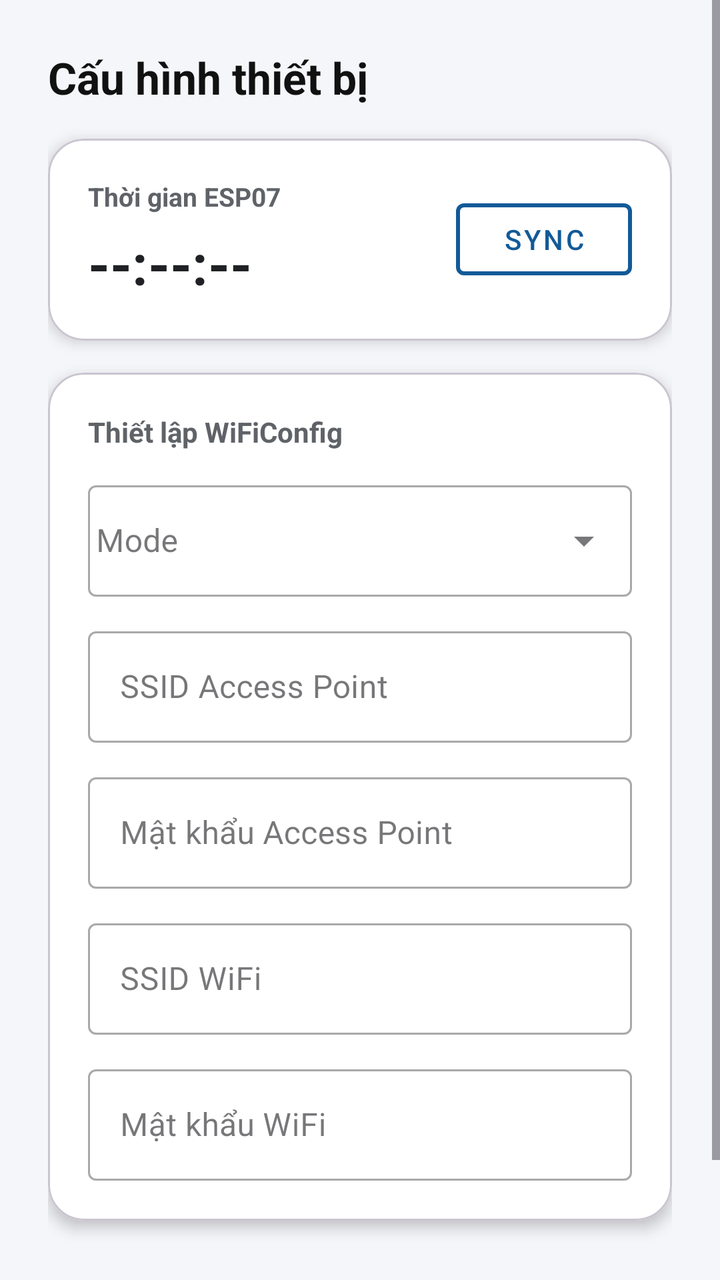
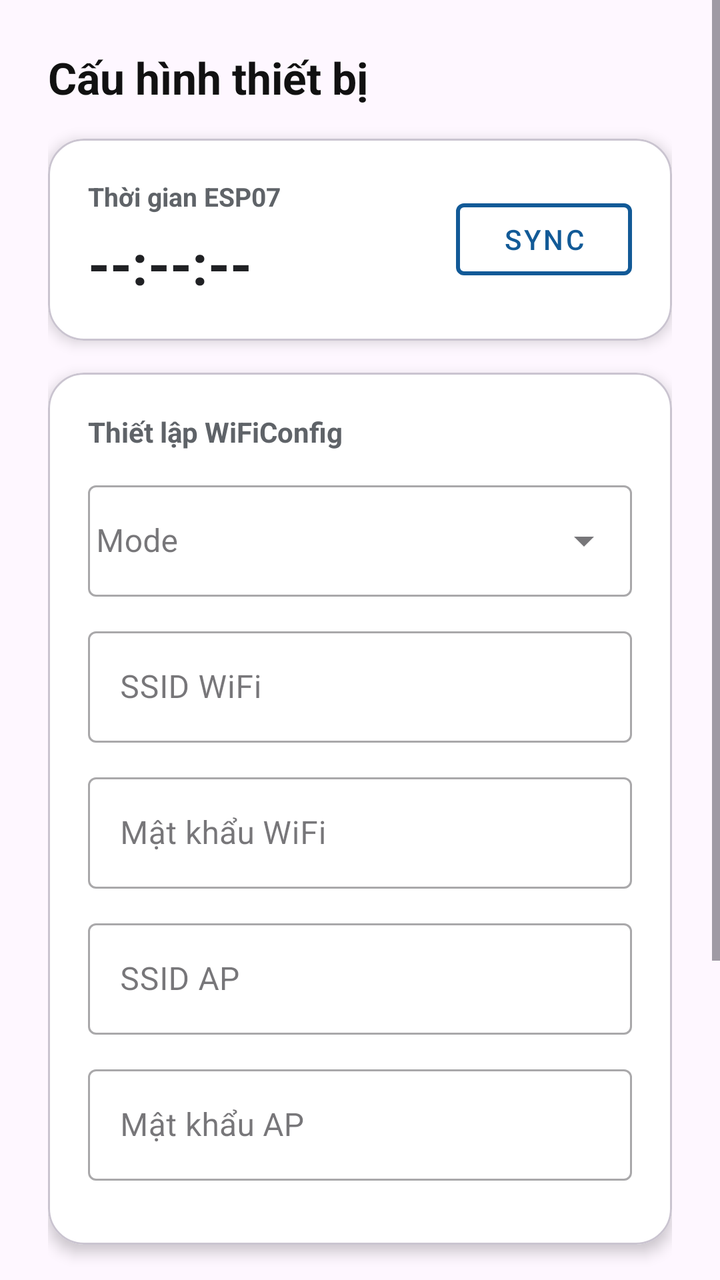

Before-and-after screenshots of an Android layout around one commit, followed by the original layout XML and the change that was made.
<!-- AndroidManifest.xml: application theme Theme.RoomFreshener -->
<!-- res/layout/fragment_setting.xml -->
<?xml version="1.0" encoding="utf-8"?>
<ScrollView
    xmlns:android="http://schemas.android.com/apk/res/android"
    xmlns:app="http://schemas.android.com/apk/res-auto"
    android:layout_width="match_parent"
    android:layout_height="match_parent">
    <LinearLayout
        android:layout_width="match_parent"
        android:layout_height="match_parent">
        <androidx.constraintlayout.widget.ConstraintLayout

            android:layout_width="match_parent"
            android:layout_height="match_parent"
            android:background="#F5F6FA"
            android:padding="24dp">

            <TextView
                android:id="@+id/tvSettingHeader"
                android:layout_width="wrap_content"
                android:layout_height="wrap_content"
                android:text="Cấu hình thiết bị"
                android:textColor="#111111"
                android:textSize="22sp"
                android:textStyle="bold"
                app:layout_constraintStart_toStartOf="parent"
                app:layout_constraintTop_toTopOf="parent" />

            <com.google.android.material.card.MaterialCardView
                android:id="@+id/timeCard"
                android:layout_width="0dp"
                android:layout_height="wrap_content"
                android:layout_marginTop="16dp"
                app:cardBackgroundColor="#FFFFFFFF"
                app:cardCornerRadius="18dp"
                app:cardElevation="4dp"
                app:layout_constraintEnd_toEndOf="parent"
                app:layout_constraintStart_toStartOf="parent"
                app:layout_constraintTop_toBottomOf="@id/tvSettingHeader">

                <LinearLayout
                    android:layout_width="match_parent"
                    android:layout_height="wrap_content"
                    android:gravity="center_vertical"
                    android:orientation="horizontal"
                    android:padding="20dp">

                    <LinearLayout
                        android:layout_width="0dp"
                        android:layout_height="wrap_content"
                        android:layout_weight="1"
                        android:orientation="vertical">

                        <TextView
                            android:layout_width="wrap_content"
                            android:layout_height="wrap_content"
                            android:text="Thời gian ESP07"
                            android:textColor="#5F6368"
                            android:textSize="13sp"
                            android:textStyle="bold" />

                        <TextView
                            android:id="@+id/tvEspTimestamp"
                            android:layout_width="wrap_content"
                            android:layout_height="wrap_content"
                            android:layout_marginTop="6dp"
                            android:text="--:--:--"
                            android:textColor="#202124"
                            android:textSize="28sp"
                            android:textStyle="bold" />
                    </LinearLayout>

                    <com.google.android.material.button.MaterialButton
                        android:id="@+id/btnSyncTime"
                        style="@style/Widget.MaterialComponents.Button.OutlinedButton"
                        android:layout_width="wrap_content"
                        android:layout_height="wrap_content"
                        android:text="SYNC"
                        android:textAllCaps="false"
                        android:textColor="#125A97"
                        app:strokeColor="#125A97"
                        app:strokeWidth="2dp" />
                </LinearLayout>
            </com.google.android.material.card.MaterialCardView>

            <com.google.android.material.card.MaterialCardView
                android:id="@+id/configCard"
                android:layout_width="0dp"
                android:layout_height="wrap_content"
                android:layout_marginTop="16dp"
                app:cardBackgroundColor="#FFFFFFFF"
                app:cardCornerRadius="18dp"
                app:cardElevation="4dp"
                app:layout_constraintEnd_toEndOf="parent"
                app:layout_constraintStart_toStartOf="parent"
                app:layout_constraintTop_toBottomOf="@id/timeCard">

                <LinearLayout
                    android:layout_width="match_parent"
                    android:layout_height="wrap_content"
                    android:orientation="vertical"
                    android:padding="20dp">

                    <TextView
                        android:layout_width="wrap_content"
                        android:layout_height="wrap_content"
                        android:layout_marginBottom="12dp"
                        android:text="Thiết lập WiFiConfig"
                        android:textColor="#5F6368"
                        android:textSize="14sp"
                        android:textStyle="bold" />

                    <com.google.android.material.textfield.TextInputLayout
                        android:id="@+id/inputModeLayout"
                        style="@style/Widget.MaterialComponents.TextInputLayout.OutlinedBox.ExposedDropdownMenu"
                        android:layout_width="match_parent"
                        android:layout_height="wrap_content"
                        android:layout_marginBottom="12dp"
                        android:hint="Mode">

                        <com.google.android.material.textfield.MaterialAutoCompleteTextView
                            android:id="@+id/etMode"
                            android:layout_width="match_parent"
                            android:layout_height="wrap_content"
                            android:inputType="none"
                            android:importantForAutofill="noExcludeDescendants"
                            android:paddingHorizontal="4dp" />
                    </com.google.android.material.textfield.TextInputLayout>

                    <com.google.android.material.textfield.TextInputLayout
                        android:id="@+id/inputSsidApLayout"
                        style="@style/Widget.MaterialComponents.TextInputLayout.OutlinedBox"
                        android:layout_width="match_parent"
                        android:layout_height="wrap_content"
                        android:layout_marginBottom="12dp"
                        android:hint="SSID Access Point">

                        <com.google.android.material.textfield.TextInputEditText
                            android:id="@+id/etSsidAp"
                            android:layout_width="match_parent"
                            android:layout_height="wrap_content"
                            android:singleLine="true" />
                    </com.google.android.material.textfield.TextInputLayout>

                    <com.google.android.material.textfield.TextInputLayout
                        android:id="@+id/inputPasswordApLayout"
                        style="@style/Widget.MaterialComponents.TextInputLayout.OutlinedBox"
                        android:layout_width="match_parent"
                        android:layout_height="wrap_content"
                        android:layout_marginBottom="12dp"
                        android:hint="Mật khẩu Access Point">

                        <com.google.android.material.textfield.TextInputEditText
                            android:id="@+id/etPasswordAp"
                            android:layout_width="match_parent"
                            android:layout_height="wrap_content"
                            android:singleLine="true"
                            android:inputType="textPassword" />
                    </com.google.android.material.textfield.TextInputLayout>

                    <com.google.android.material.textfield.TextInputLayout
                        android:id="@+id/inputSsidLayout"
                        style="@style/Widget.MaterialComponents.TextInputLayout.OutlinedBox"
                        android:layout_width="match_parent"
                        android:layout_height="wrap_content"
                        android:layout_marginBottom="12dp"
                        android:hint="SSID WiFi">

                        <com.google.android.material.textfield.TextInputEditText
                            android:id="@+id/etSsid"
                            android:layout_width="match_parent"
                            android:layout_height="wrap_content"
                            android:singleLine="true" />
                    </com.google.android.material.textfield.TextInputLayout>

                    <com.google.android.material.textfield.TextInputLayout
                        android:id="@+id/inputPasswordLayout"
                        style="@style/Widget.MaterialComponents.TextInputLayout.OutlinedBox"
                        android:layout_width="match_parent"
                        android:layout_height="wrap_content"
                        android:hint="Mật khẩu WiFi">

                        <com.google.android.material.textfield.TextInputEditText
                            android:id="@+id/etPassword"
                            android:layout_width="match_parent"
                            android:layout_height="wrap_content"
                            android:singleLine="true"
                            android:inputType="textPassword" />
                    </com.google.android.material.textfield.TextInputLayout>
                </LinearLayout>
            </com.google.android.material.card.MaterialCardView>

            <com.google.android.material.button.MaterialButton
                android:id="@+id/btnSubmitConfig"
                style="@style/Widget.MaterialComponents.Button"
                android:layout_width="0dp"
                android:layout_height="wrap_content"
                android:layout_marginTop="24dp"
                android:text="Gửi cấu hình"
                android:textAllCaps="false"
                android:textSize="16sp"
                android:backgroundTint="#125A97"
                app:cornerRadius="18dp"
                app:layout_constraintBottom_toBottomOf="parent"
                app:layout_constraintEnd_toEndOf="parent"
                app:layout_constraintStart_toStartOf="parent"
                app:layout_constraintTop_toBottomOf="@id/configCard" />

        </androidx.constraintlayout.widget.ConstraintLayout>
    </LinearLayout>
</ScrollView>
<!-- resources referenced by this layout -->
<resources>
  <style name="Theme.RoomFreshener" parent="Base.Theme.RoomFreshener" />
  <style name="Base.Theme.RoomFreshener" parent="Theme.Material3.DayNight.NoActionBar">
          
          
      </style>
</resources>

<!-- the commit's change to res/layout/fragment_setting.xml (unified diff, before → after) -->
@@ -1,7 +1,10 @@
 <?xml version="1.0" encoding="utf-8"?>
-<ScrollView
-    xmlns:android="http://schemas.android.com/apk/res/android"
+<FrameLayout xmlns:android="http://schemas.android.com/apk/res/android"
     xmlns:app="http://schemas.android.com/apk/res-auto"
+    android:layout_width="match_parent"
+    android:layout_height="match_parent">
+
+<ScrollView 
     android:layout_width="match_parent"
     android:layout_height="match_parent">
     <LinearLayout
@@ -11,7 +14,6 @@
 
             android:layout_width="match_parent"
             android:layout_height="match_parent"
-            android:background="#F5F6FA"
             android:padding="24dp">
 
             <TextView
@@ -127,30 +129,30 @@
                     </com.google.android.material.textfield.TextInputLayout>
 
                     <com.google.android.material.textfield.TextInputLayout
-                        android:id="@+id/inputSsidApLayout"
-                        style="@style/Widget.MaterialComponents.TextInputLayout.OutlinedBox"
-                        android:layout_width="match_parent"
-                        android:layout_height="wrap_content"
-                        android:layout_marginBottom="12dp"
-                        android:hint="SSID Access Point">
-
-                        <com.google.android.material.textfield.TextInputEditText
-                            android:id="@+id/etSsidAp"
+                        android:id="@+id/inputSsidLayout"
+                        style="@style/Widget.MaterialComponents.TextInputLayout.OutlinedBox"
+                        android:layout_width="match_parent"
+                        android:layout_height="wrap_content"
+                        android:layout_marginBottom="12dp"
+                        android:hint="SSID WiFi">
+
+                        <com.google.android.material.textfield.TextInputEditText
+                            android:id="@+id/etSsid"
                             android:layout_width="match_parent"
                             android:layout_height="wrap_content"
                             android:singleLine="true" />
                     </com.google.android.material.textfield.TextInputLayout>
 
                     <com.google.android.material.textfield.TextInputLayout
-                        android:id="@+id/inputPasswordApLayout"
-                        style="@style/Widget.MaterialComponents.TextInputLayout.OutlinedBox"
-                        android:layout_width="match_parent"
-                        android:layout_height="wrap_content"
-                        android:layout_marginBottom="12dp"
-                        android:hint="Mật khẩu Access Point">
-
-                        <com.google.android.material.textfield.TextInputEditText
-                            android:id="@+id/etPasswordAp"
+                        android:id="@+id/inputPasswordLayout"
+                        style="@style/Widget.MaterialComponents.TextInputLayout.OutlinedBox"
+                        android:layout_width="match_parent"
+                        android:layout_height="wrap_content"
+                        android:layout_marginBottom="12dp"
+                        android:hint="Mật khẩu WiFi">
+
+                        <com.google.android.material.textfield.TextInputEditText
+                            android:id="@+id/etPassword"
                             android:layout_width="match_parent"
                             android:layout_height="wrap_content"
                             android:singleLine="true"
@@ -158,29 +160,30 @@
                     </com.google.android.material.textfield.TextInputLayout>
 
                     <com.google.android.material.textfield.TextInputLayout
-                        android:id="@+id/inputSsidLayout"
-                        style="@style/Widget.MaterialComponents.TextInputLayout.OutlinedBox"
-                        android:layout_width="match_parent"
-                        android:layout_height="wrap_content"
-                        android:layout_marginBottom="12dp"
-                        android:hint="SSID WiFi">
-
-                        <com.google.android.material.textfield.TextInputEditText
-                            android:id="@+id/etSsid"
+                        android:id="@+id/inputSsidApLayout"
+                        style="@style/Widget.MaterialComponents.TextInputLayout.OutlinedBox"
+                        android:layout_width="match_parent"
+                        android:layout_height="wrap_content"
+                        android:layout_marginBottom="12dp"
+                        android:hint="SSID AP">
+
+                        <com.google.android.material.textfield.TextInputEditText
+                            android:id="@+id/etSsidAp"
                             android:layout_width="match_parent"
                             android:layout_height="wrap_content"
                             android:singleLine="true" />
                     </com.google.android.material.textfield.TextInputLayout>
 
                     <com.google.android.material.textfield.TextInputLayout
-                        android:id="@+id/inputPasswordLayout"
-                        style="@style/Widget.MaterialComponents.TextInputLayout.OutlinedBox"
-                        android:layout_width="match_parent"
-                        android:layout_height="wrap_content"
-                        android:hint="Mật khẩu WiFi">
-
-                        <com.google.android.material.textfield.TextInputEditText
-                            android:id="@+id/etPassword"
+                        android:id="@+id/inputPasswordApLayout"
+                        style="@style/Widget.MaterialComponents.TextInputLayout.OutlinedBox"
+                        android:layout_width="match_parent"
+                        android:layout_height="wrap_content"
+                        android:layout_marginBottom="12dp"
+                        android:hint="Mật khẩu AP">
+
+                        <com.google.android.material.textfield.TextInputEditText
+                            android:id="@+id/etPasswordAp"
                             android:layout_width="match_parent"
                             android:layout_height="wrap_content"
                             android:singleLine="true"
@@ -195,16 +198,74 @@
                 android:layout_width="0dp"
                 android:layout_height="wrap_content"
                 android:layout_marginTop="24dp"
+                android:backgroundTint="#125A97"
+                android:paddingTop="10dp"
+                android:paddingBottom="10dp"
                 android:text="Gửi cấu hình"
                 android:textAllCaps="false"
                 android:textSize="16sp"
-                android:backgroundTint="#125A97"
                 app:cornerRadius="18dp"
+                app:layout_constraintEnd_toEndOf="parent"
+                app:layout_constraintStart_toStartOf="parent"
+                app:layout_constraintTop_toBottomOf="@id/configCard" />
+
+            <com.google.android.material.card.MaterialCardView
+                android:id="@+id/systemInfoCard"
+                android:layout_width="0dp"
+                android:layout_height="wrap_content"
+                android:layout_marginTop="16dp"
+                android:layout_marginBottom="24dp"
+                app:cardBackgroundColor="#FFFFFFFF"
+                app:cardCornerRadius="18dp"
+                app:cardElevation="4dp"
+                app:layout_constraintEnd_toEndOf="parent"
+                app:layout_constraintStart_toStartOf="parent"
                 app:layout_constraintBottom_toBottomOf="parent"
-                app:layout_constraintEnd_toEndOf="parent"
-                app:layout_constraintStart_toStartOf="parent"
-                app:layout_constraintTop_toBottomOf="@id/configCard" />
+                app:layout_constraintTop_toBottomOf="@id/btnSubmitConfig">
+
+                <LinearLayout
+                    android:layout_width="match_parent"
+                    android:layout_height="wrap_content"
+                    android:orientation="vertical"
+                    android:padding="20dp">
+
+                    <TextView
+                        android:layout_width="wrap_content"
+                        android:layout_height="wrap_content"
+                        android:layout_marginBottom="12dp"
+                        android:text="Thông tin hệ thống"
+                        android:textColor="#5F6368"
+                        android:textSize="14sp"
+                        android:textStyle="bold" />
+
+                    <TextView
+                        android:id="@+id/tvSystemInfo"
+                        android:layout_width="match_parent"
+                        android:layout_height="wrap_content"
+                        android:textColor="#202124"
+                        android:textSize="13sp"
+                        android:fontFamily="monospace"
+                        android:text="Đang tải..." />
+                </LinearLayout>
+            </com.google.android.material.card.MaterialCardView>
 
         </androidx.constraintlayout.widget.ConstraintLayout>
     </LinearLayout>
 </ScrollView>
+
+    
+    <FrameLayout
+        android:id="@+id/overlayLoading"
+        android:layout_width="match_parent"
+        android:layout_height="match_parent"
+        android:background="#4D000000"
+        android:clickable="true"
+        android:focusable="true"
+        android:visibility="gone">
+
+        <ProgressBar
+            android:layout_width="wrap_content"
+            android:layout_height="wrap_content"
+            android:layout_gravity="center" />
+    </FrameLayout>
+</FrameLayout>
<!-- resource entries referenced after the edit -->
@@ -4,6 +4,20 @@
   <style name="Base.Theme.RoomFreshener" parent="Theme.Material3.DayNight.NoActionBar">
           
           
+          <item name="colorPrimary">@color/purple_500</item>
+          <item name="colorPrimaryVariant">@color/purple_700</item>
+          <item name="colorOnPrimary">@color/white</item>
+          <item name="colorSecondary">@color/teal_200</item>
+          <item name="colorSecondaryVariant">@color/teal_700</item>
+          <item name="colorOnSecondary">@color/black</item>
+          <item name="android:statusBarColor">@android:color/transparent</item>
+          <item name="android:windowDrawsSystemBarBackgrounds">true</item>
       </style>
+  <color name="purple_500">#FF6200EE</color>
+  <color name="purple_700">#FF3700B3</color>
+  <color name="white">#FFFFFFFF</color>
+  <color name="teal_200">#FF03DAC5</color>
+  <color name="teal_700">#FF018786</color>
+  <color name="black">#FF000000</color>
 </resources>
 
